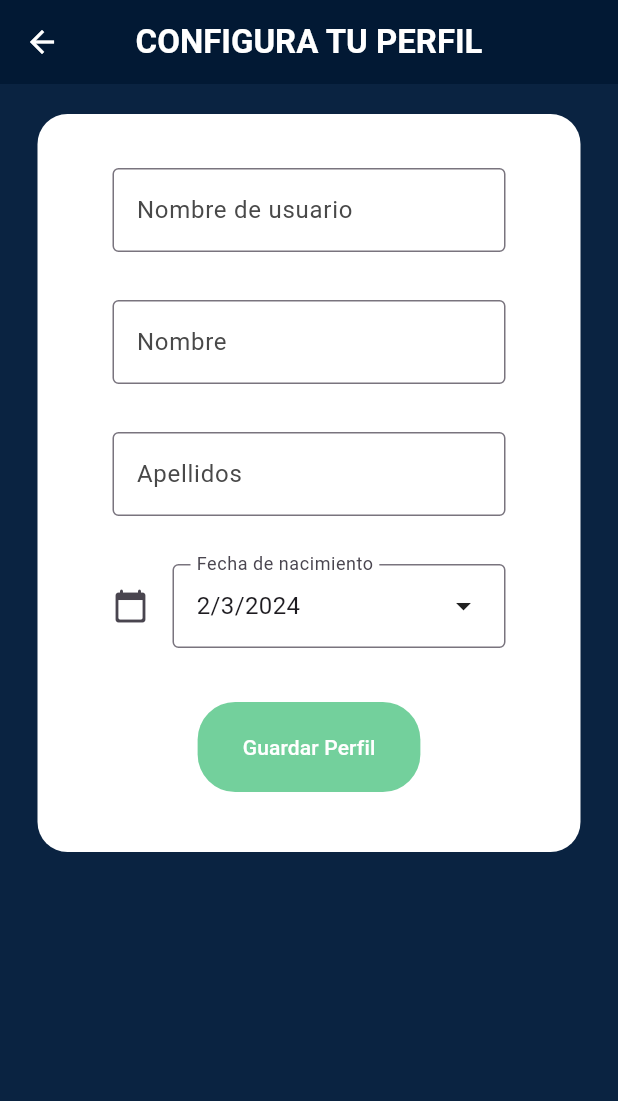
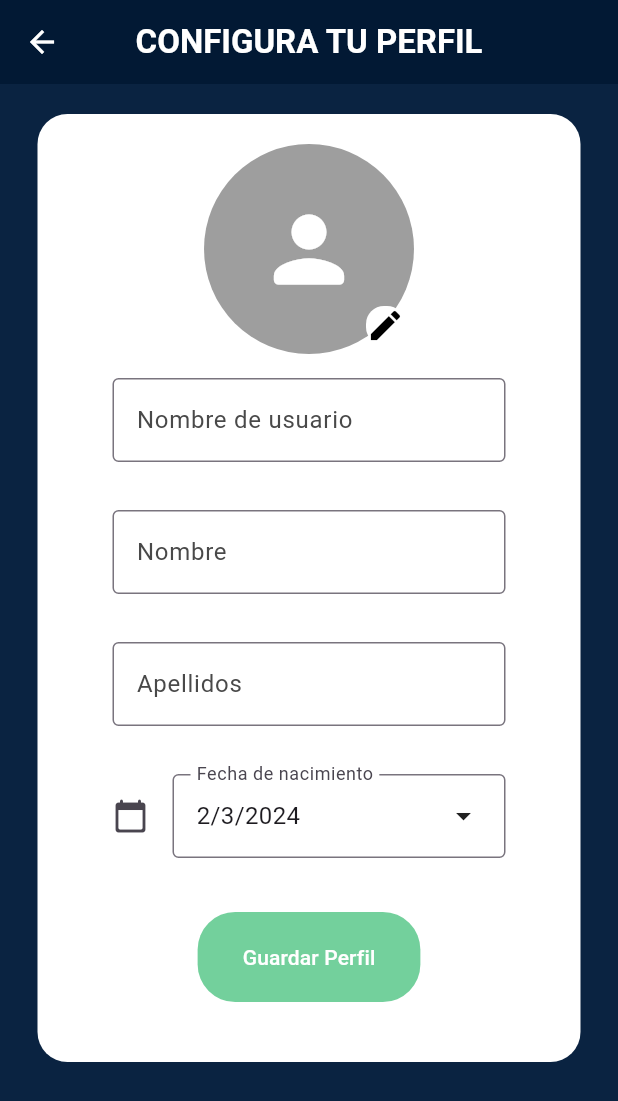
Before and after one commit to marcomar31/MarcoMartinez_ExamenFinal_PMDM_PSP, a Flutter app: the CreaPerfilView screen opened by its route, on a phone screen of 412 x 824 dp. Shown: the top 1101 px of the screen. Run offline on Flutter 3.47's test engine with Material 3 defaults, Android fonts, the phone set to English and light mode, and no system bars; our stand-ins replace cloud_firestore, firebase_auth, firebase_core, image_picker; accounts and stored records are empty; generated files the repository leaves out were written again.

Commit message:
Commit 17: Añadido imagePicker para seleccionar foto de perfil.

```diff
--- a/marcomartinez_examenfinal/lib/OnBoarding/CreaPerfilView.dart
+++ b/marcomartinez_examenfinal/lib/OnBoarding/CreaPerfilView.dart
@@ -1,4 +1,7 @@
+import 'dart:io';
+
 import 'package:flutter/material.dart';
+import 'package:image_picker/image_picker.dart';
 import 'package:marcomartinez_examenfinal/CustomizedObjects/TextFormFields.dart';
 import 'package:marcomartinez_examenfinal/Singleton/FirebaseAdmin.dart';
 
@@ -19,6 +22,8 @@ class _CreaPerfilViewState extends State<CreaPerfilView> {
   TextEditingController tecNombre = TextEditingController();
   TextEditingController tecApellidos = TextEditingController();
   DateTime _fechaSeleccionada = DateTime.now();
+  final ImagePicker _picker = ImagePicker();
+  File? _imagePreview;
 
   @override
   Widget build(BuildContext context) {
@@ -55,6 +60,81 @@ class _CreaPerfilViewState extends State<CreaPerfilView> {
                   mainAxisAlignment: MainAxisAlignment.center,
                   mainAxisSize: MainAxisSize.min,
                   children: [
+                    GestureDetector(
+                      onTap: () {
+                        showDialog(
+                          context: context,
+                          builder: (context) => AlertDialog(
+                            title: const Text('AVATAR DE USUARIO'),
+                            content: Column(
+                              mainAxisSize: MainAxisSize.min,
+                              children: [
+                                if(!PlatformAdmin.isWebPlatform())
+                                ElevatedButton(
+                                  onPressed: () {
+                                    onPressedCamera();
+                                    Navigator.pop(context);
+                                  },
+                                  child: const Text("Tomar foto"),
+                                ),
+                                const SizedBox(height: 12),
+                                ElevatedButton(
+                                  onPressed: () {
+                                    onPressedGallery();
+                                    Navigator.pop(context);
+                                  },
+                                  child: const Text("Seleccionar de la galería"),
+                                ),
+                              ],
+                            ),
+                            actions: [
+                              ElevatedButton(
+                                onPressed: () {
+                                  setState(() {
+                                    _imagePreview = null;
+                                  });
+                                  Navigator.pop(context);
+                                },
+                                child: const Text("Eliminar"),
+                              ),
+                            ],
+                          ),
+                        );
+                      },
+                      child: Stack(
+                        children: [
+                          CircleAvatar(
+                            radius: 70,
+                            backgroundColor: Colors.grey,
+                            backgroundImage: _imagePreview != null
+                                ? FileImage(_imagePreview!)
+                                : null,
+                            child: _imagePreview == null
+                                ? const Icon(
+                              Icons.person_rounded,
+                              size: 70,
+                              color: Colors.white,
+                            )
+                                : null,
+                          ),
+                          Positioned(
+                            bottom: 6,
+                            right: 6,
+                            child: Container(
+                              decoration: BoxDecoration(
+                                color: Colors.white,
+                                borderRadius: BorderRadius.circular(12),
+                              ),
+                              child: const Icon(
+                                Icons.edit,
+                                size: 26,
+                                color: Colors.black,
+                              ),
+                            ),
+                          ),
+                        ],
+                      ),
+                    ),
                     Padding(
                       padding: const EdgeInsets.symmetric(vertical: 16),
                       child: OnBoardingFormField(tec: tecNombreUsuario, label: 'Nombre de usuario', isPassword: false,),
@@ -155,4 +235,24 @@ class _CreaPerfilViewState extends State<CreaPerfilView> {
       );
     }
   }
+
+  void onPressedCamera() async {
+    XFile? image = await _picker.pickImage(source: ImageSource.camera);
+
+    if (image != null) {
+      setState(() {
+        _imagePreview = File(image.path);
+      });
+    }
+  }
+
+  void onPressedGallery() async {
+    XFile? image = await _picker.pickImage(source: ImageSource.gallery);
+
+    if (image != null) {
+      setState(() {
+        _imagePreview = File(image.path);
+      });
+    }
+  }
 }
--- a/marcomartinez_examenfinal/pubspec.yaml
+++ b/marcomartinez_examenfinal/pubspec.yaml
@@ -38,6 +38,7 @@ dependencies:
   firebase_core: ^2.25.5
   firebase_auth: ^4.17.6
   cloud_firestore: ^4.15.6
+  image_picker: ^1.0.4
 
 dev_dependencies:
   flutter_test:
```
Also changed, not shown: marcomartinez_examenfinal/pubspec.lock.
